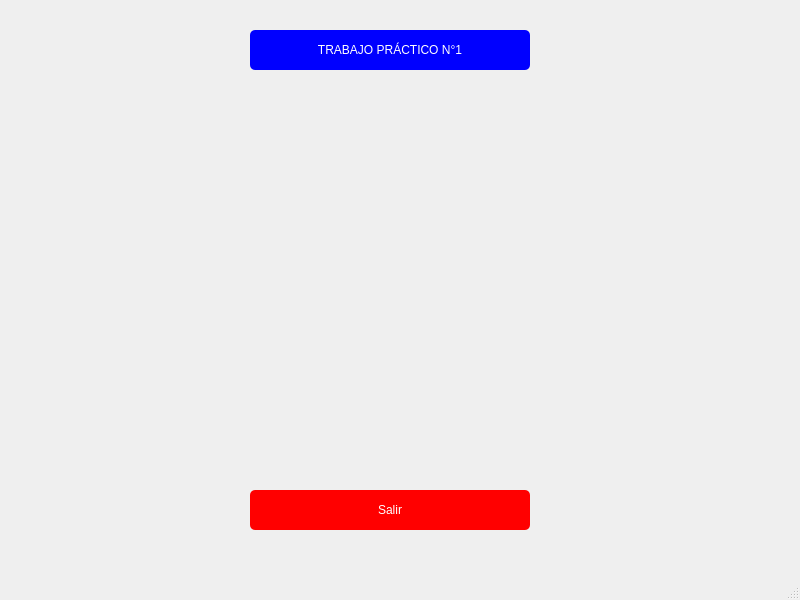
The window that TP2/menu_inicial.ui (MartinG94/SIMULACION_TPS) describes before a commit, drawn with Qt 5.
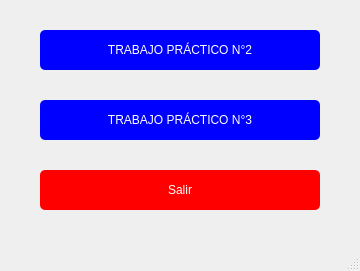
The same window after the commit.

Diff of the .ui file:
```diff
--- a/TP2/menu_inicial.ui
+++ b/TP2/menu_inicial.ui
@@ -6,8 +6,8 @@
    <rect>
     <x>0</x>
     <y>0</y>
-    <width>800</width>
-    <height>600</height>
+    <width>360</width>
+    <height>271</height>
    </rect>
   </property>
   <property name="windowTitle">
@@ -17,15 +17,12 @@
    <widget class="QPushButton" name="btn_abrir_tp">
     <property name="geometry">
      <rect>
-      <x>250</x>
+      <x>40</x>
       <y>30</y>
       <width>280</width>
       <height>40</height>
      </rect>
     </property>
-    <property name="text">
-     <string>TRABAJO PRÁCTICO N°1</string>
-    </property>
     <property name="styleSheet">
      <string>
       QPushButton {
@@ -39,12 +36,15 @@
       }
      </string>
     </property>
+    <property name="text">
+     <string>TRABAJO PRÁCTICO N°2</string>
+    </property>
    </widget>
    <widget class="QPushButton" name="exit_btn">
     <property name="geometry">
      <rect>
-      <x>250</x>
-      <y>490</y>
+      <x>40</x>
+      <y>170</y>
       <width>280</width>
       <height>40</height>
      </rect>
@@ -65,6 +65,35 @@
       }
      </string>
     </property>
+    <property name="text">
+     <string>Salir</string>
+    </property>
+   </widget>
+   <widget class="QPushButton" name="btn_abrir_tp_2">
+    <property name="geometry">
+     <rect>
+      <x>40</x>
+      <y>100</y>
+      <width>280</width>
+      <height>40</height>
+     </rect>
+    </property>
+    <property name="styleSheet">
+     <string>
+      QPushButton {
+          background-color: blue;
+          color: white;
+          border-radius: 5px;
+          padding: 6px;
+      }
+      QPushButton:hover {
+          background-color: green;
+      }
+     </string>
+    </property>
+    <property name="text">
+     <string>TRABAJO PRÁCTICO N°3</string>
+    </property>
    </widget>
   </widget>
   <widget class="QMenuBar" name="menubar">
```
Left out of the diff: 5 changed lines with no effect on the pictures.
